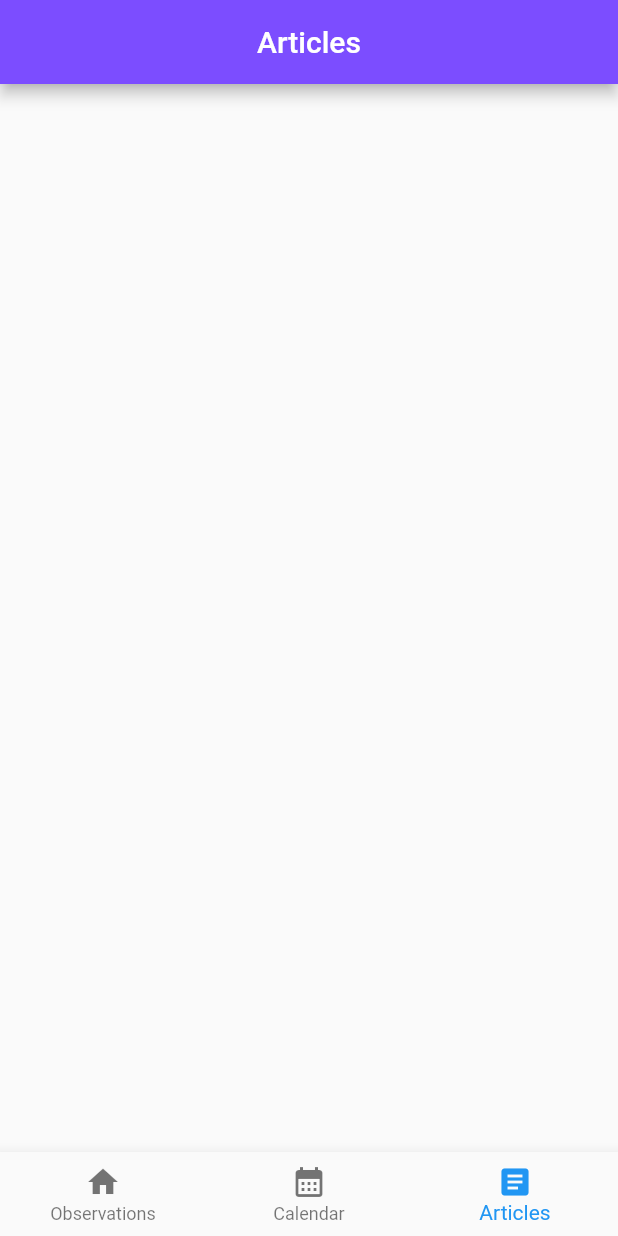
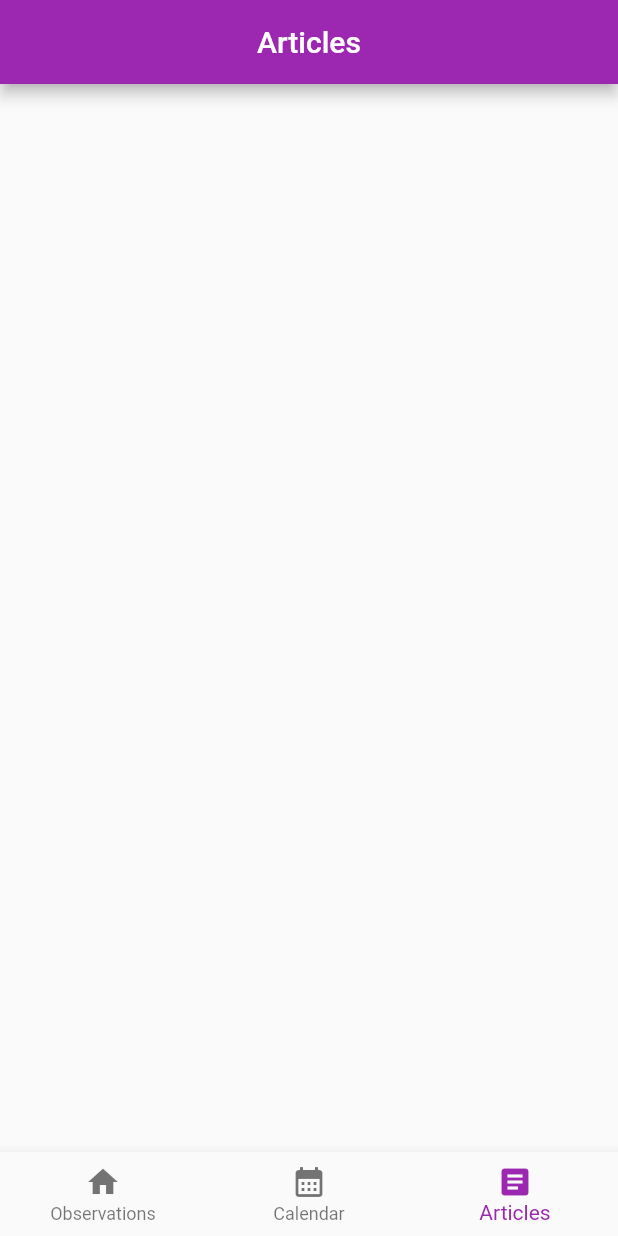
Before and after one commit to aleksandrapacia/calspace, a Flutter app: the screen it shows after launch, item 3 of the bottom bar chosen, on a phone screen of 412 x 824 dp. Run offline on Flutter 3.47's test engine with Material 2 defaults, Android fonts, the phone set to English and light mode, and no system bars; our stand-ins replace go_router.

Commit message:
all default colors

```diff
--- a/calspace/lib/main.dart
+++ b/calspace/lib/main.dart
@@ -152,6 +152,7 @@ class MyApp extends StatelessWidget {
   Widget build(BuildContext context) {
     return MaterialApp.router(
       title: 'CalSpace',
+      theme: ThemeData(primarySwatch: Colors.purple),
       debugShowCheckedModeBanner: false,
       routerConfig: _router,
       //routerDelegate: _router.routerDelegate,
--- a/calspace/lib/pages/articles_page.dart
+++ b/calspace/lib/pages/articles_page.dart
@@ -11,8 +11,6 @@ class _ArticlesState extends State<Articles> {
   @override
   Widget build(BuildContext context) {
     return Scaffold(
-        appBar: AppBar(
-            backgroundColor: Colors.deepPurpleAccent,
-            title: const Center(child: Text('Articles'))));
+        appBar: AppBar(title: const Center(child: Text('Articles'))));
   }
 }
--- a/calspace/lib/pages/calendar_page.dart
+++ b/calspace/lib/pages/calendar_page.dart
@@ -36,7 +36,6 @@ class _CalendarPageState extends State<CalendarPage> {
       ),
       appBar: AppBar(
         title: const Center(child: Text('Calendar Page')),
-        backgroundColor: Colors.deepPurpleAccent,
         automaticallyImplyLeading: false,
       ),
     );
--- a/calspace/lib/pages/home_page.dart
+++ b/calspace/lib/pages/home_page.dart
@@ -46,7 +46,6 @@ class _HomePageState extends State<HomePage> {
             ),
             Container(color: Colors.transparent, width: 100, height: 500),
             FloatingActionButton(
-              backgroundColor: Colors.deepPurpleAccent,
               onPressed: () {
                 Navigator.push(
                   context,
@@ -65,7 +64,6 @@ class _HomePageState extends State<HomePage> {
       ),
       appBar: AppBar(
         title: Center(child: const Text('Observations')),
-        backgroundColor: Colors.deepPurpleAccent,
       ),
     );
   }
```
